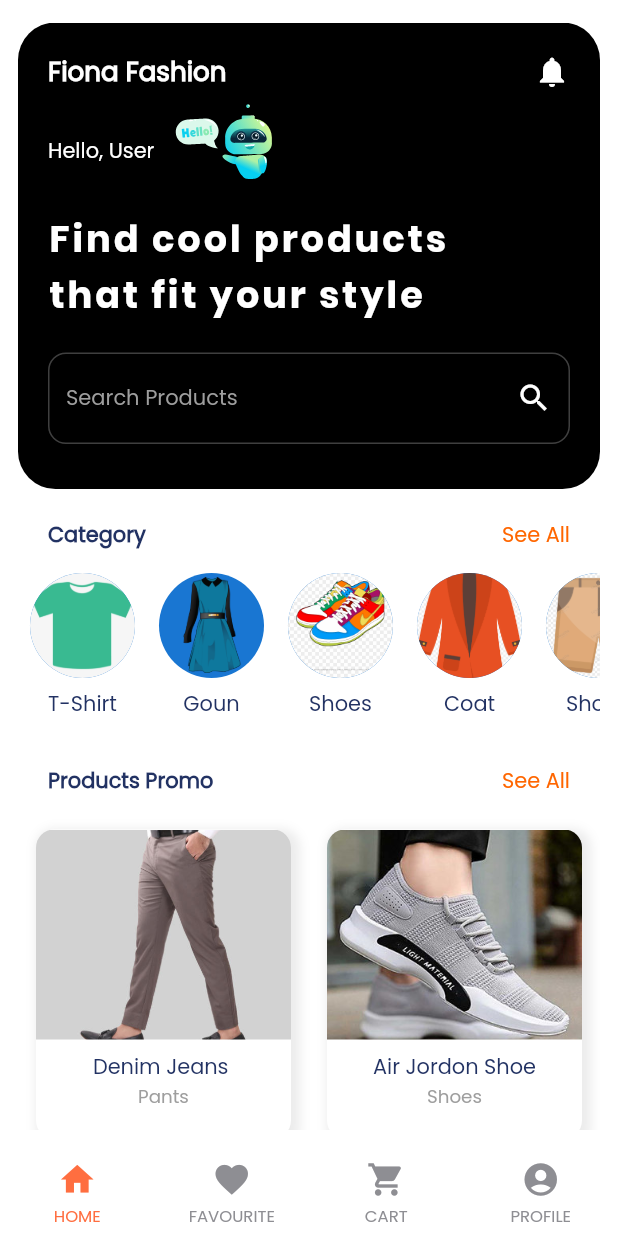
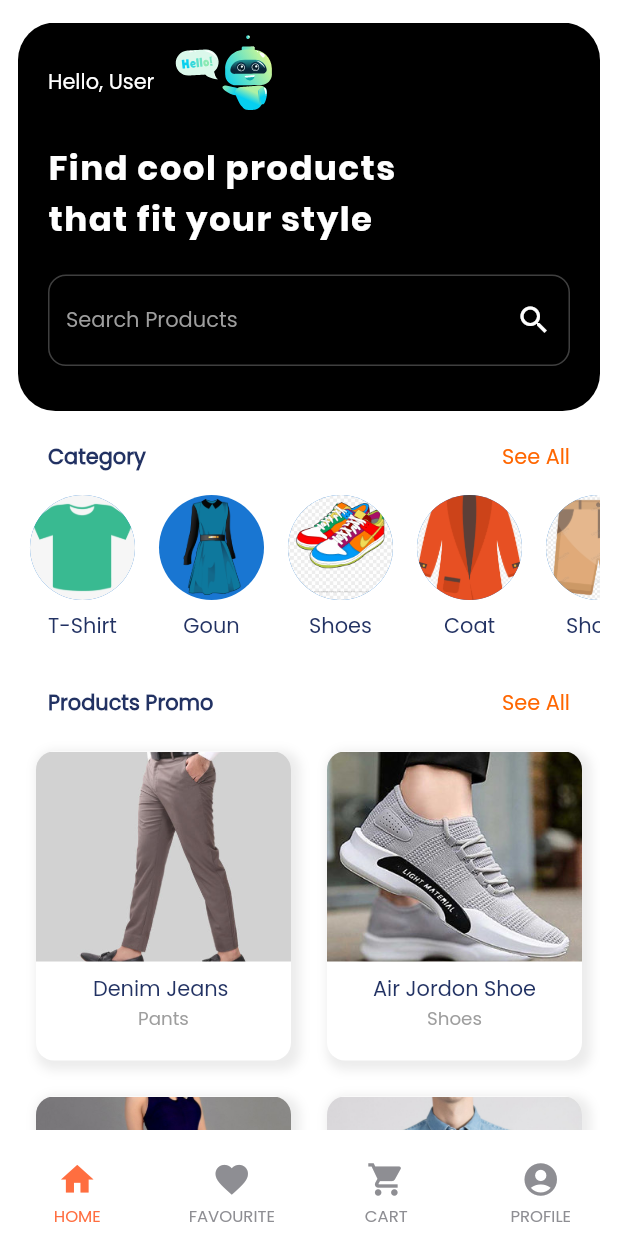
Before and after one commit to dexzter07/Fashion-App, a Flutter app: the screen it shows after launch, on a phone screen of 412 x 824 dp. Run offline on Flutter 3.47's test engine with Material 2 defaults, Android fonts, the phone set to English and light mode, and no system bars; drawn by our look-alikes of persistent_bottom_nav_bar; our stand-ins replace get, lottie.

Commit message:
folder modified!!!

```diff
--- a/lib/configs/styles/custom_text_style.dart
+++ b/lib/configs/styles/custom_text_style.dart
@@ -5,7 +5,7 @@ import 'app_colors.dart';
 class CustomTextStyle {
 
   static ultraBoldTextStyle1({Color color,double letterSpacing}){
-    return TextStyle( fontSize:28,fontWeight: FontWeight.w700,color: color==null?AppColors.textDarkColor:color,fontFamily: "PoppinsBold",letterSpacing: letterSpacing==null? null : letterSpacing  );
+    return TextStyle( fontSize:26,fontWeight: FontWeight.w700,color: color==null?AppColors.textDarkColor:color,fontFamily: "PoppinsBold",letterSpacing: letterSpacing==null? null : letterSpacing  );
   }
 
   static ultraBoldTextStyle({Color color,double letterSpacing}){
--- a/lib/views/home.dart
+++ b/lib/views/home/home.dart
@@ -54,21 +54,21 @@ class _HomeState extends State<Home> {
               child: Column(
                 crossAxisAlignment: CrossAxisAlignment.start,
                 children: [
-                  SizedBox(height: 20,),
-                  Row(
-                    mainAxisAlignment: MainAxisAlignment.spaceBetween,
-                    children: [
-                      CustomTextWidget(
-                        "Fiona Fashion",
-                        style:
-                            CustomTextStyle.appBarTextStyle(color: Colors.white),
-                      ),
-                      Icon(
-                        Icons.notifications,
-                        color: Colors.white,
-                      )
-                    ],
-                  ),
+                  // SizedBox(height: 20,),
+                  // Row(
+                  //   mainAxisAlignment: MainAxisAlignment.spaceBetween,
+                  //   children: [
+                  //     CustomTextWidget(
+                  //       "Fiona Fashion",
+                  //       style:
+                  //           CustomTextStyle.appBarTextStyle(color: Colors.white),
+                  //     ),
+                  //     Icon(
+                  //       Icons.notifications,
+                  //       color: Colors.white,
+                  //     )
+                  //   ],
+                  // ),
 
                   Row(
                     crossAxisAlignment: CrossAxisAlignment.center,
@@ -84,11 +84,11 @@ class _HomeState extends State<Home> {
 
                   CustomTextWidget(
                     "Find cool products",
-                    style: CustomTextStyle.ultraBoldTextStyle1(color: Colors.white,letterSpacing: 2),
+                    style: CustomTextStyle.ultraBoldTextStyle1(color: Colors.white,letterSpacing: 1),
                   ),
                   CustomTextWidget(
                     "that fit your style",
-                    style: CustomTextStyle.ultraBoldTextStyle1(color: Colors.white,letterSpacing: 2),
+                    style: CustomTextStyle.ultraBoldTextStyle1(color: Colors.white,letterSpacing: 1),
 
                   ),
                   SizedBox(height: 20,),
```
Also changed, not shown: lib/views/nav_screen.dart (+4 -4 lines), lib/views/account/account.dart (renamed from lib/views/account.dart), lib/views/cart/cart.dart (renamed from lib/views/cart.dart), lib/views/favourite/favourite.dart (renamed from lib/views/favourite.dart).
